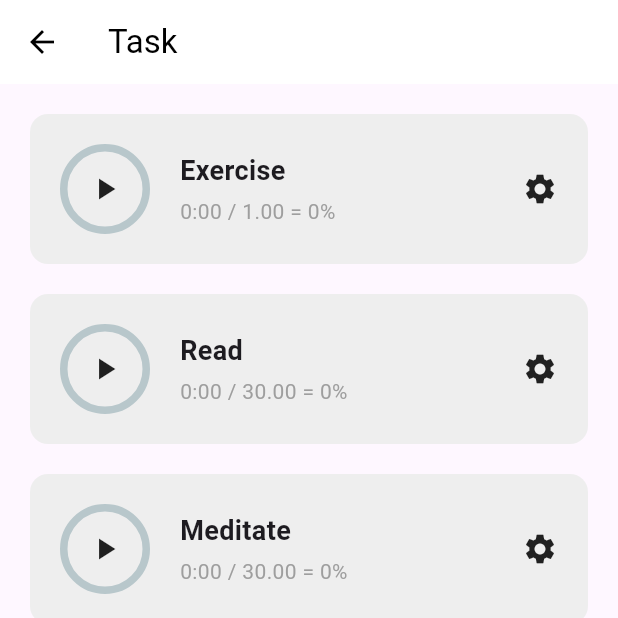
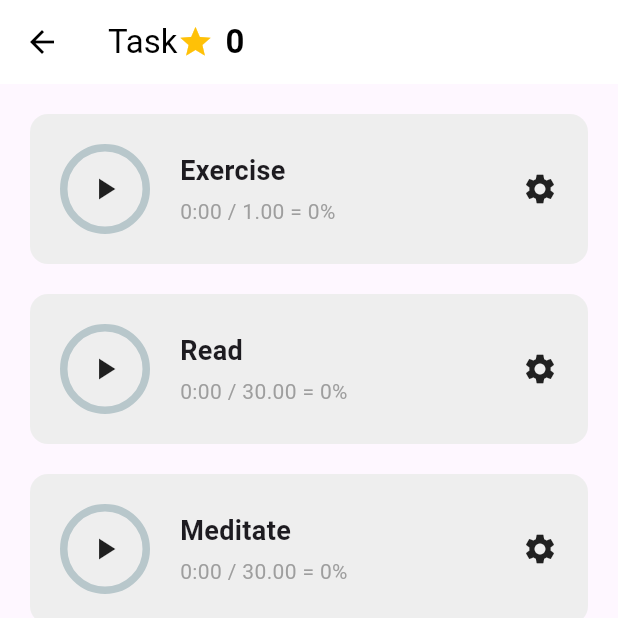
Before and after one commit to aisyah-rusdi/lifesync-pro, a Flutter app: the screen it shows once a user with an empty profile is signed in, after a tap on "Begin your task", on a phone screen of 412 x 824 dp, the top half of it. Run offline on Flutter 3.47's test engine with Material 3 defaults, Android fonts, the phone set to English and light mode, and no system bars; drawn by our look-alikes of percent_indicator; our stand-ins replace cloud_firestore, firebase_auth, firebase_core, google_fonts; accounts and stored records are empty.

Commit message:
add point system

```diff
--- a/lib/pages/home_page.dart
+++ b/lib/pages/home_page.dart
@@ -90,7 +90,16 @@ class HomePage extends StatefulWidget{
     // Right side with points, notification, and profile icons
     Row(
       children: [
-        Icon(Icons.stars, size: 30), // Points icon
+        GestureDetector(
+          onTap: () {
+            Navigator.push(
+              context,
+              MaterialPageRoute(
+                builder: (context) => store()
+                )
+              );
+          },
+          child: Icon(Icons.shopping_cart, size: 30)), // Points icon
         SizedBox(width: 8),
         Icon(Icons.notifications, size: 30), // Notification icon
         SizedBox(width: 8),
--- a/lib/pages/register_page.dart
+++ b/lib/pages/register_page.dart
@@ -97,6 +97,7 @@ class _RegisterPageState extends State<RegisterPage> {
         'age': age,
         'weight': weight,
         'height': height,
+        'points':0,
       });
 }
 
--- a/lib/pages/task_page.dart
+++ b/lib/pages/task_page.dart
@@ -1,4 +1,6 @@
 import 'dart:async';
+import 'package:cloud_firestore/cloud_firestore.dart';
+import 'package:firebase_auth/firebase_auth.dart';
 import 'package:flutter/material.dart';
 import 'package:flutter_firebase_project/pages/activity_box.dart';
 
@@ -10,12 +12,48 @@ class TaskPage extends StatefulWidget {
 }
 
 class _TaskPage extends State<TaskPage> {
+  int userPoints = 0;
   List activityList = [
     ['Exercise', false, 0, 60],
     ['Read', false, 0, 1800],
     ['Meditate', false, 0, 1800],
     ['Code', false, 0, 1800],
   ];
+
+  @override
+  void initState() {
+    super.initState();
+    fetchUserPoints();
+  }
+
+  Future<void> addPoints(int pointsToAdd) async {
+  final userDoc = FirebaseFirestore.instance
+    .collection('users')
+    .doc(FirebaseAuth.instance.currentUser!.uid);
+
+  // Use a transaction to safely update the points field
+  await FirebaseFirestore.instance.runTransaction((transaction) async {
+    final snapshot = await transaction.get(userDoc);
+    final currentPoints = snapshot['points'] ?? 0; // Default to 0 if field does not exist
+    transaction.update(userDoc, {'points': currentPoints + pointsToAdd});
+  });
+}
+
+Future<void> fetchUserPoints() async {
+    try {
+      final userDoc = FirebaseFirestore.instance
+          .collection('users')
+          .doc(FirebaseAuth.instance.currentUser!.uid);
+      final snapshot = await userDoc.get();
+      if (snapshot.exists) {
+        setState(() {
+          userPoints = snapshot['points'] ?? 0; // Get points or default to 0
+        });
+      }
+    } catch (e) {
+      print("Error fetching points: $e");
+    }
+  }
 
   void activityStarted(int index) {
     var startTime = DateTime.now();
@@ -26,7 +64,7 @@ class _TaskPage extends State<TaskPage> {
     });
 
     if (activityList[index][1]) {
-      Timer.periodic(Duration(seconds: 1), (timer) {
+      Timer.periodic(const Duration(seconds: 1), (timer) {
         setState(() {
           if (!activityList[index][1]) {
             timer.cancel();
@@ -48,23 +86,29 @@ class _TaskPage extends State<TaskPage> {
             showDialog(
               context: context,
               builder: (context) => AlertDialog(
-                title: Text('Congratulations!'),
+                title: const Text('Congratulations!'),
                 content: Text('You have completed the task: ${activityList[index][0]}'),
                 actions: [
                   TextButton(
                     onPressed: () {
                       Navigator.of(context).pop();
                     },
-                    child: Text('OK'),
+                    child: const Text('OK'),
                   ),
                 ],
               ),
             );
+            addPoints(1).then((_) {
+              setState(() {
+                userPoints += 1;
+              });
+            });
           }
         });
       });
     }
   }
+
 
   void settingsOpened(int index) {}
 
@@ -72,7 +116,24 @@ class _TaskPage extends State<TaskPage> {
   Widget build(BuildContext context) {
     return Scaffold(
       appBar: AppBar(
-        title: const Text("Task"),
+        title: Row(
+          children: [
+            const Text("Task"),
+
+            const Icon(Icons.star,
+              color: Colors.amber,
+              ),
+
+            const SizedBox(width: 8,),
+            Text(userPoints.toString(), // Show user points
+                style: const TextStyle(
+                    color: Colors.black,
+                    fontWeight: FontWeight.bold
+                    )
+                  ),
+          ],
+
+        ),
         leading: IconButton(
           icon: const Icon(Icons.arrow_back),
           onPressed: () {
@@ -82,6 +143,7 @@ class _TaskPage extends State<TaskPage> {
         backgroundColor: Colors.white,
         foregroundColor: Colors.black,
         elevation: 0,
+
       ),
       body: ListView.builder(
         itemCount: activityList.length,
```
